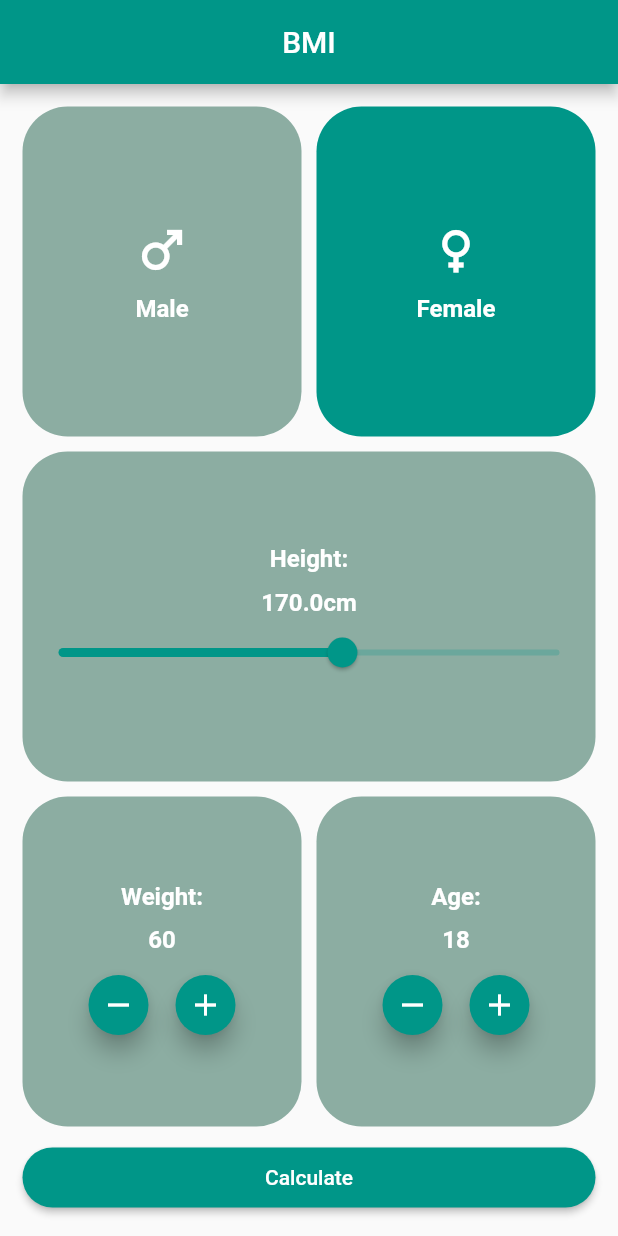
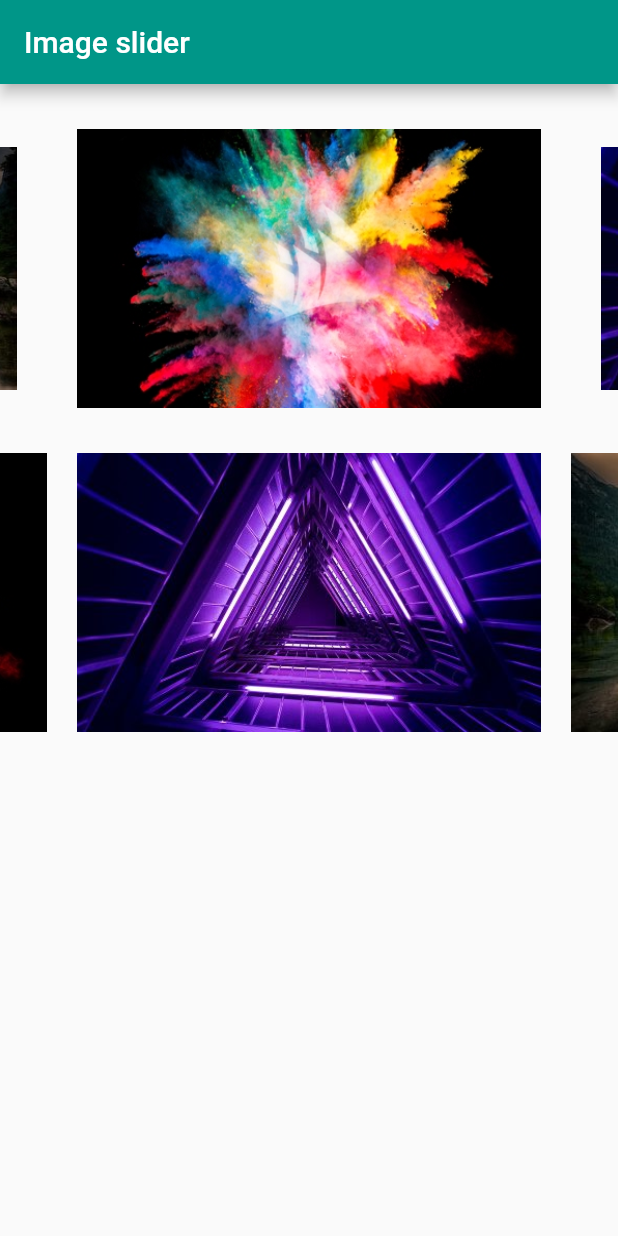
Before and after one commit to AyoubFrihaoui/BMI-DEMO-Flutter, a Flutter app: the screen it shows after launch, on a phone screen of 412 x 824 dp. Run offline on Flutter 3.47's test engine with Material 2 defaults, Android fonts, the phone set to English and light mode, and no system bars; drawn by our look-alikes of carousel_slider; our stand-ins replace flutter_styled_toast; missing offline and left inert: flutter_flushbar.

Commit message:
text overflow semi demoed

```diff
--- /dev/null
+++ b/bmi_demo/lib/imageSlider.dart
@@ -0,0 +1,55 @@
+import 'package:carousel_slider/carousel_slider.dart';
+
+import 'package:flutter/material.dart';
+
+class imageSlider extends StatelessWidget {
+  @override
+  Widget build(BuildContext context) {
+    List images = [
+      'assets/images/s1.jpg',
+      'assets/images/s2.jpg',
+      'assets/images/s3.jpg'
+    ];
+    return Scaffold(
+      appBar: AppBar(title: Text('Image slider')),
+      body: Center(
+          child: ListView(children: [
+        SizedBox(
+          height: 30,
+        ),
+        CarouselSlider(
+          options: CarouselOptions(
+              height: 186, aspectRatio: 16 / 9, enlargeCenterPage: true),
+          items: images
+              .map((imgurl) => Container(
+                    margin: EdgeInsets.symmetric(horizontal: 10),
+                    width: double.infinity,
+                    child: Image.asset(
+                      imgurl,
+                      fit: BoxFit.fill,
+                    ),
+                  ))
+              .toList(),
+        ),
+        SizedBox(
+          height: 30,
+        ),
+        CarouselSlider.builder(
+            itemCount: images.length,
+            itemBuilder: (context, index, realIndex) {
+              return Container(
+                margin: EdgeInsets.symmetric(horizontal: 10),
+                width: double.infinity,
+                child: Image.asset(
+                  images[index],
+                  fit: BoxFit.fill,
+                ),
+              );
+            },
+            options: CarouselOptions(
+                height: 186, aspectRatio: 16 / 9, initialPage: 1))
+      ])),
+    );
+    throw UnimplementedError();
+  }
+}
--- a/bmi_demo/lib/main.dart
+++ b/bmi_demo/lib/main.dart
@@ -1,4 +1,5 @@
 import 'package:bmi_demo/home.dart';
+import 'package:bmi_demo/imageSlider.dart';
 import 'package:bmi_demo/result.dart';
 import 'package:bmi_demo/sliverappbar.dart';
 import 'package:flutter/material.dart';
@@ -30,7 +31,7 @@ class MyApp extends StatelessWidget {
               bodyMedium: TextStyle(fontSize: 16, fontWeight: FontWeight.bold)),
           primarySwatch: Colors.teal,
         ),
-        home: Home());
+        home: imageSlider());
     // Result(result: 22.1, isMale: true, age: 22));
   }
 }
--- a/bmi_demo/lib/result.dart
+++ b/bmi_demo/lib/result.dart
@@ -55,6 +55,22 @@ class _ResultState extends State<Result> {
               Text(
                 'Health: ${resultPhrase}',
                 style: TextStyle(fontSize: 18, fontWeight: FontWeight.bold),
+              ),
+              Text(
+                  'hergkzkfpalfpkazfkzagkgkglsksgkagkgmlqgmgmqlgmqffffffffffffffffffffffffffffffflgg',
+                  overflow: TextOverflow.visible),
+              Text(
+                  'hergkzkfpalfpkazfkzagkgkglsksgkagkgmlqgmgmfffffffffffffffffffffffqlgmqlgg',
+                  overflow: TextOverflow.clip),
+              Text(
+                  'hergkzkfpalfpkazfkzagkgkglsksgkagkgmlqgmgmfffffffffffffffffffffffffqlgmqlgg',
+                  overflow: TextOverflow.fade),
+              Text(
+                  'hergkzkfpalfpkazfkzagkgkglsksgkagkgmlqgmgfffffffffffffffffffffffmqlgmqlgg',
+                  overflow: TextOverflow.ellipsis),
+              SelectableText(
+                'hergkzkfpalfpkazfkzagkgkglsksgkagkgmlqgmgmqlgmqlgg',
+                showCursor: true,
               ),
               ElevatedButton(
                 style: ButtonStyle(
--- a/bmi_demo/pubspec.yaml
+++ b/bmi_demo/pubspec.yaml
@@ -38,6 +38,7 @@ dependencies:
   cupertino_icons: ^1.0.2
   url_launcher: ^6.1.11
   flutter_flushbar: ^0.0.2
+  carousel_slider: ^4.2.1
 
 dev_dependencies:
   flutter_test:
@@ -72,6 +73,8 @@ flutter_launcher_icons:
     image_path: "assets/icons/lanch_icon.png"
 # The following section is specific to Flutter packages.
 flutter:
+  assets:
+    - assets/images/
 
   # The following line ensures that the Material Icons font is
   # included with your application, so that you can use the icons in
```
Also changed, not shown: bmi_demo/assets/images/s1.jpg (added), bmi_demo/assets/images/s2.jpg (added), bmi_demo/assets/images/s3.jpg (added), bmi_demo/pubspec.lock.
